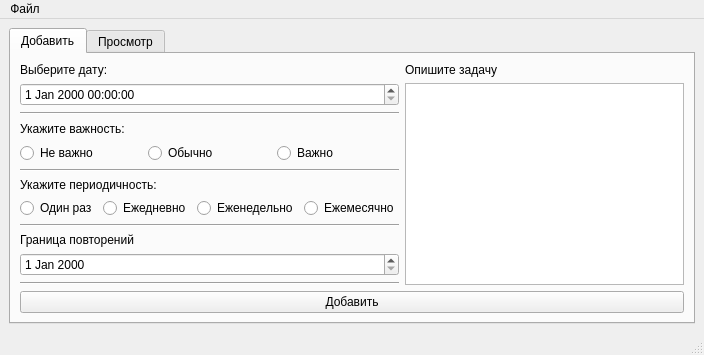
The window that design.ui (Apazidii/OOP) describes before a commit, drawn with Qt 5.
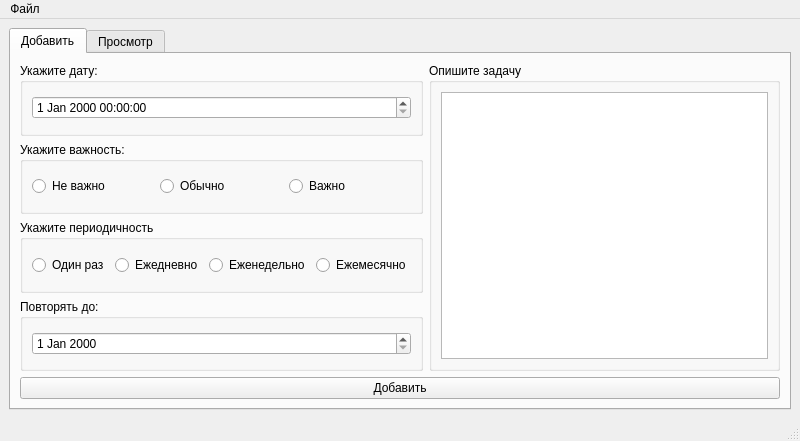
The same window after the commit.

Commit message: Добавил Json и дизайн v1.1 в формате .ui

```diff
--- a/design.ui
+++ b/design.ui
@@ -6,8 +6,8 @@
    <rect>
     <x>0</x>
     <y>0</y>
-    <width>704</width>
-    <height>353</height>
+    <width>800</width>
+    <height>441</height>
    </rect>
   </property>
   <property name="windowTitle">
@@ -24,43 +24,29 @@
        <attribute name="title">
         <string>Добавить</string>
        </attribute>
-       <layout class="QVBoxLayout" name="verticalLayout_8">
-        <item>
-         <layout class="QHBoxLayout" name="horizontalLayout_3">
-          <item>
-           <layout class="QVBoxLayout" name="verticalLayout_6">
-            <item>
-             <layout class="QVBoxLayout" name="verticalLayout_5">
-              <item>
-               <widget class="QLabel" name="label_2">
-                <property name="text">
-                 <string>Выберите дату:</string>
-                </property>
-               </widget>
-              </item>
-              <item>
-               <widget class="QDateTimeEdit" name="InputDate"/>
-              </item>
-             </layout>
-            </item>
-            <item>
-             <widget class="Line" name="line">
-              <property name="orientation">
-               <enum>Qt::Horizontal</enum>
-              </property>
-             </widget>
-            </item>
-            <item>
              <layout class="QVBoxLayout" name="verticalLayout_3">
               <item>
-               <widget class="QLabel" name="label">
-                <property name="text">
+         <layout class="QHBoxLayout" name="horizontalLayout_7">
+          <item>
+           <layout class="QVBoxLayout" name="verticalLayout_2">
+            <item>
+             <widget class="QGroupBox" name="groupBox_4">
+              <property name="title">
+               <string>Укажите дату:</string>
+              </property>
+              <layout class="QHBoxLayout" name="horizontalLayout_5">
+               <item>
+                <widget class="QDateTimeEdit" name="InputDate"/>
+               </item>
+              </layout>
+             </widget>
+            </item>
+            <item>
+             <widget class="QGroupBox" name="groupBox">
+              <property name="title">
                  <string>Укажите важность:</string>
                 </property>
-               </widget>
-              </item>
-              <item>
-               <layout class="QHBoxLayout" name="horizontalLayout_2">
+              <layout class="QHBoxLayout" name="horizontalLayout">
                 <item>
                  <widget class="QRadioButton" name="radioButtonNoWarring">
                   <property name="text">
@@ -83,27 +69,14 @@
                  </widget>
                 </item>
                </layout>
-              </item>
-             </layout>
-            </item>
-            <item>
-             <widget class="Line" name="line_2">
-              <property name="orientation">
-               <enum>Qt::Horizontal</enum>
-              </property>
              </widget>
             </item>
             <item>
-             <layout class="QVBoxLayout" name="verticalLayout_2">
-              <item>
-               <widget class="QLabel" name="label_4">
-                <property name="text">
-                 <string>Укажите периодичность:</string>
-                </property>
-               </widget>
-              </item>
-              <item>
-               <layout class="QHBoxLayout" name="horizontalLayout">
+             <widget class="QGroupBox" name="groupBox_2">
+              <property name="title">
+               <string>Укажите периодичность</string>
+              </property>
+              <layout class="QHBoxLayout" name="horizontalLayout_2">
                 <item>
                  <widget class="QRadioButton" name="RButtonOneTime">
                   <property name="text">
@@ -112,73 +85,58 @@
                  </widget>
                 </item>
                 <item>
-                 <widget class="QRadioButton" name="RButtinEveryDay">
+                <widget class="QRadioButton" name="RButtonEveryDay">
                   <property name="text">
                    <string>Ежедневно</string>
                   </property>
                  </widget>
                 </item>
                 <item>
-                 <widget class="QRadioButton" name="RButtinEveryWeek">
+                <widget class="QRadioButton" name="RButtonEveryWeek">
                   <property name="text">
                    <string>Еженедельно</string>
                   </property>
                  </widget>
                 </item>
                 <item>
-                 <widget class="QRadioButton" name="RButtinEveryMouth">
+                <widget class="QRadioButton" name="RButtonEveryMouth">
                   <property name="text">
                    <string>Ежемесячно</string>
                   </property>
                  </widget>
                 </item>
                </layout>
-              </item>
-              <item>
-               <widget class="Line" name="line_3">
-                <property name="orientation">
-                 <enum>Qt::Horizontal</enum>
-                </property>
-               </widget>
-              </item>
-             </layout>
-            </item>
+             </widget>
+            </item>
             <item>
-             <layout class="QVBoxLayout" name="verticalLayout_4">
-              <item>
-               <widget class="QLabel" name="label_5">
-                <property name="text">
-                 <string>Граница повторений</string>
-                </property>
-               </widget>
-              </item>
+             <widget class="QGroupBox" name="groupBox_3">
+              <property name="title">
+               <string>Повторять до:</string>
+              </property>
+              <layout class="QHBoxLayout" name="horizontalLayout_3">
               <item>
                <widget class="QDateEdit" name="LimitDate"/>
               </item>
              </layout>
-            </item>
-            <item>
-             <widget class="Line" name="line_4">
-              <property name="orientation">
-               <enum>Qt::Horizontal</enum>
-              </property>
              </widget>
             </item>
            </layout>
           </item>
           <item>
-           <layout class="QVBoxLayout" name="verticalLayout_7">
-            <item>
-             <widget class="QLabel" name="label_3">
-              <property name="text">
+           <widget class="QGroupBox" name="groupBox_5">
+            <property name="title">
                <string>Опишите задачу</string>
               </property>
-             </widget>
-            </item>
+            <layout class="QHBoxLayout" name="horizontalLayout_6">
             <item>
-             <widget class="QPlainTextEdit" name="NewText"/>
-            </item>
-           </layout>
+              <widget class="QPlainTextEdit" name="NewText">
+               <property name="plainText">
+                <string/>
+               </property>
+              </widget>
+             </item>
+            </layout>
+           </widget>
           </item>
          </layout>
         </item>
@@ -224,7 +182,7 @@
     <rect>
      <x>0</x>
      <y>0</y>
-     <width>704</width>
+     <width>800</width>
      <height>21</height>
     </rect>
    </property>
```
Lines whose indentation alone changed are shown as unchanged. The commit also changes 5 other files.
